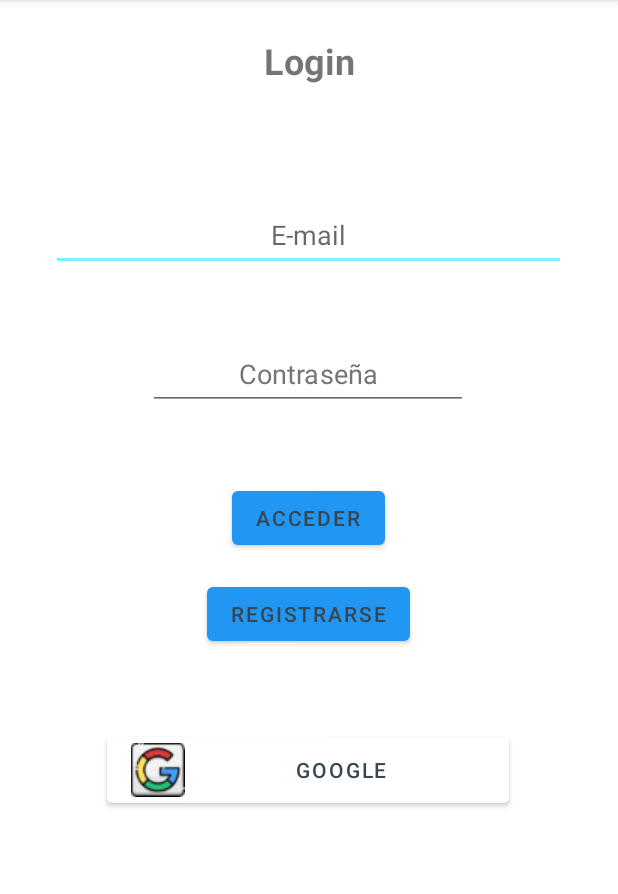
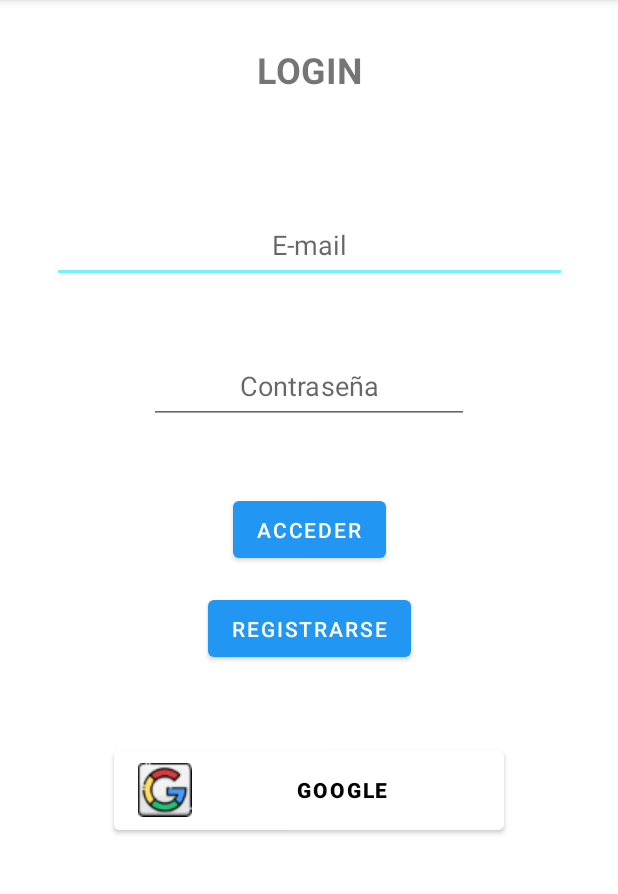
Before and after one commit to MTY-git/AgendaVirtual, an Android app: the screen it shows after launch (LoginActivity), on a phone screen of 412 x 824 dp, the part 84-978 px from its top. Run offline under Robolectric (Android 15) with nearby library versions, the phone set to English and light mode, and no system bars; our stand-ins replace Firebase (no records; nobody signed in at launch, a user with empty details on screens opened directly).

Commit message:
aplicacion terminada

```diff
--- a/app/src/main/res/layout/activity_login.xml
+++ b/app/src/main/res/layout/activity_login.xml
@@ -1,7 +1,6 @@
 <?xml version="1.0" encoding="utf-8"?>
 <androidx.constraintlayout.widget.ConstraintLayout xmlns:android="http://schemas.android.com/apk/res/android"
     xmlns:app="http://schemas.android.com/apk/res-auto"
-    xmlns:tools="http://schemas.android.com/tools"
     android:id="@+id/loginLayout"
     android:layout_width="match_parent"
     android:layout_height="match_parent">
@@ -10,32 +9,28 @@
         android:id="@+id/tituloLogin"
         android:layout_width="match_parent"
         android:layout_height="wrap_content"
-        android:layout_marginTop="24dp"
+        android:layout_marginTop="30dp"
         android:text="@string/login"
         android:textAlignment="center"
         android:textSize="24sp"
         android:textStyle="bold"
         app:layout_constraintEnd_toEndOf="parent"
-        app:layout_constraintHorizontal_bias="0.0"
         app:layout_constraintStart_toStartOf="parent"
         app:layout_constraintTop_toTopOf="parent" />
 
     <EditText
         android:id="@+id/emailEditText"
         android:layout_width="343dp"
-        android:layout_height="48dp"
+        android:layout_height="50dp"
         android:layout_marginTop="76dp"
-        android:autofillHints=""
-        android:ems="10"
         android:hint="@string/e_mail"
         android:inputType="textEmailAddress"
-        android:minHeight="48dp"
+        android:minHeight="50dp"
         android:textAlignment="center"
         app:layout_constraintEnd_toEndOf="parent"
-        app:layout_constraintHorizontal_bias="0.497"
         app:layout_constraintStart_toStartOf="parent"
         app:layout_constraintTop_toBottomOf="@+id/tituloLogin"
-        tools:ignore="SpeakableTextPresentCheck" />
+        android:autofillHints="" />
 
     <EditText
         android:id="@+id/passwordEditText"
@@ -43,54 +38,48 @@
         android:layout_height="wrap_content"
         android:ems="10"
         android:hint="@string/contrasenya"
-        android:importantForAutofill="no"
         android:inputType="textPassword"
-        android:minHeight="48dp"
+        android:minHeight="50dp"
         android:textAlignment="center"
-        android:textColorHint="#757575"
         app:layout_constraintBottom_toBottomOf="parent"
         app:layout_constraintEnd_toEndOf="parent"
-        app:layout_constraintHorizontal_bias="0.497"
         app:layout_constraintStart_toStartOf="parent"
         app:layout_constraintTop_toBottomOf="@+id/emailEditText"
-        app:layout_constraintVertical_bias="0.083" />
+        app:layout_constraintVertical_bias="0.083"
+        android:autofillHints="" />
 
     <Button
         android:id="@+id/buttonAcceder"
         android:layout_width="wrap_content"
-        android:layout_height="wrap_content"
-        android:layout_marginTop="48dp"
+        android:layout_height="50dp"
+        android:layout_marginTop="45dp"
         android:text="@string/acceder"
-        android:textColor="#37474F"
         app:layout_constraintEnd_toEndOf="parent"
-        app:layout_constraintHorizontal_bias="0.498"
         app:layout_constraintStart_toStartOf="parent"
         app:layout_constraintTop_toBottomOf="@+id/passwordEditText" />
 
     <Button
         android:id="@+id/buttonRegistrarse"
         android:layout_width="wrap_content"
-        android:layout_height="wrap_content"
+        android:layout_height="50dp"
         android:layout_marginTop="16dp"
         android:text="@string/registrarse"
-        android:textColor="#37474F"
         app:layout_constraintEnd_toEndOf="parent"
-        app:layout_constraintHorizontal_bias="0.498"
         app:layout_constraintStart_toStartOf="parent"
         app:layout_constraintTop_toBottomOf="@+id/buttonAcceder" />
 
 
     <Button
         android:id="@+id/googleButton"
-        android:layout_width="268dp"
-        android:layout_height="56dp"
-        android:layout_marginTop="52dp"
+        android:layout_width="260dp"
+        android:layout_height="65dp"
+        android:layout_marginTop="50dp"
         android:backgroundTint="@color/white"
         android:drawableLeft="@drawable/google"
         android:text="@string/google"
-        android:textColor="#37474F"
+        android:textColor="@color/black"
+        android:textStyle="bold"
         app:layout_constraintEnd_toEndOf="parent"
-        app:layout_constraintHorizontal_bias="0.496"
         app:layout_constraintStart_toStartOf="parent"
         app:layout_constraintTop_toBottomOf="@+id/buttonRegistrarse" />
 
--- a/app/src/main/res/layout/frag_asignaturas.xml
+++ b/app/src/main/res/layout/frag_asignaturas.xml
@@ -30,7 +30,7 @@
         app:backgroundTint="@color/blue"
         app:layout_constraintBottom_toBottomOf="parent"
         app:layout_constraintEnd_toEndOf="parent"
-        app:srcCompat="@android:drawable/ic_input_add"
-        tools:ignore="SpeakableTextPresentCheck,ImageContrastCheck,ImageContrastCheck" />
+        app:rippleColor="@color/blue_light"
+        app:srcCompat="@android:drawable/ic_input_add" />
 
 </androidx.constraintlayout.widget.ConstraintLayout>
--- a/app/src/main/res/layout/frag_tareas.xml
+++ b/app/src/main/res/layout/frag_tareas.xml
@@ -43,7 +43,7 @@
         app:backgroundTint="@color/blue"
         app:layout_constraintBottom_toBottomOf="parent"
         app:layout_constraintEnd_toEndOf="parent"
-        app:srcCompat="@android:drawable/ic_input_add"
-        tools:ignore="SpeakableTextPresentCheck,ImageContrastCheck" />
+        app:rippleColor="@color/blue_light"
+        app:srcCompat="@android:drawable/ic_input_add" />
 
 </androidx.constraintlayout.widget.ConstraintLayout>
--- a/app/src/main/res/layout/frag_tareas_detail.xml
+++ b/app/src/main/res/layout/frag_tareas_detail.xml
@@ -51,10 +51,12 @@
         android:layout_marginBottom="16dp"
         android:clickable="true"
         android:contentDescription="@string/completada"
+        android:focusable="true"
+        app:backgroundTint="@color/blue"
         app:layout_constraintBottom_toBottomOf="parent"
         app:layout_constraintEnd_toEndOf="parent"
-        app:srcCompat="@android:drawable/ic_menu_manage"
-        android:focusable="true" />
+        app:rippleColor="@color/blue_light"
+        app:srcCompat="@android:drawable/ic_menu_manage" />
 
     <androidx.appcompat.widget.SwitchCompat
         android:id="@+id/switch1"
--- a/app/src/main/res/values-night/themes.xml
+++ b/app/src/main/res/values-night/themes.xml
@@ -1,4 +1,4 @@
-<resources xmlns:tools="http://schemas.android.com/tools">
+<resources>
     <!-- Base application theme. -->
     <style name="Theme.Agenda" parent="Theme.MaterialComponents.DayNight.DarkActionBar">
         <!-- Primary brand color. -->
@@ -10,7 +10,7 @@
         <item name="colorSecondaryVariant">@color/blue_dark_1</item>
         <item name="colorOnSecondary">@color/gray</item>
         <!-- Status bar color. -->
-        <item name="android:statusBarColor">@color/purple</item>
+        <item name="android:statusBarColor">@color/black</item>
         <!-- Customize your theme here. -->
     </style>
 
--- a/app/src/main/res/values/themes.xml
+++ b/app/src/main/res/values/themes.xml
@@ -1,4 +1,4 @@
-<resources xmlns:tools="http://schemas.android.com/tools">
+<resources>
     <!-- Base application theme. -->
     <style name="Theme.Agenda" parent="Theme.MaterialComponents.DayNight.DarkActionBar">
         <!-- Primary brand color. -->
@@ -10,7 +10,7 @@
         <item name="colorSecondaryVariant">@color/blue</item>
         <item name="colorOnSecondary">@color/gray</item>
         <!-- Status bar color. -->
-        <item name="android:statusBarColor">@color/purple</item>
+        <item name="android:statusBarColor">@color/black</item>
         <!-- Customize your theme here. -->
     </style>
 
```
Also changed, not shown: app/src/main/res/layout/dialog_asignatura.xml (+2 -5 lines), app/src/main/res/layout/dialog_tarea.xml (+5 -11 lines), app/src/main/res/layout/elem_asignatura.xml (+5 -4 lines), app/src/main/res/layout/elem_tarea.xml (+7 -5 lines), app/src/main/res/values/strings.xml (+1 -8 lines).
